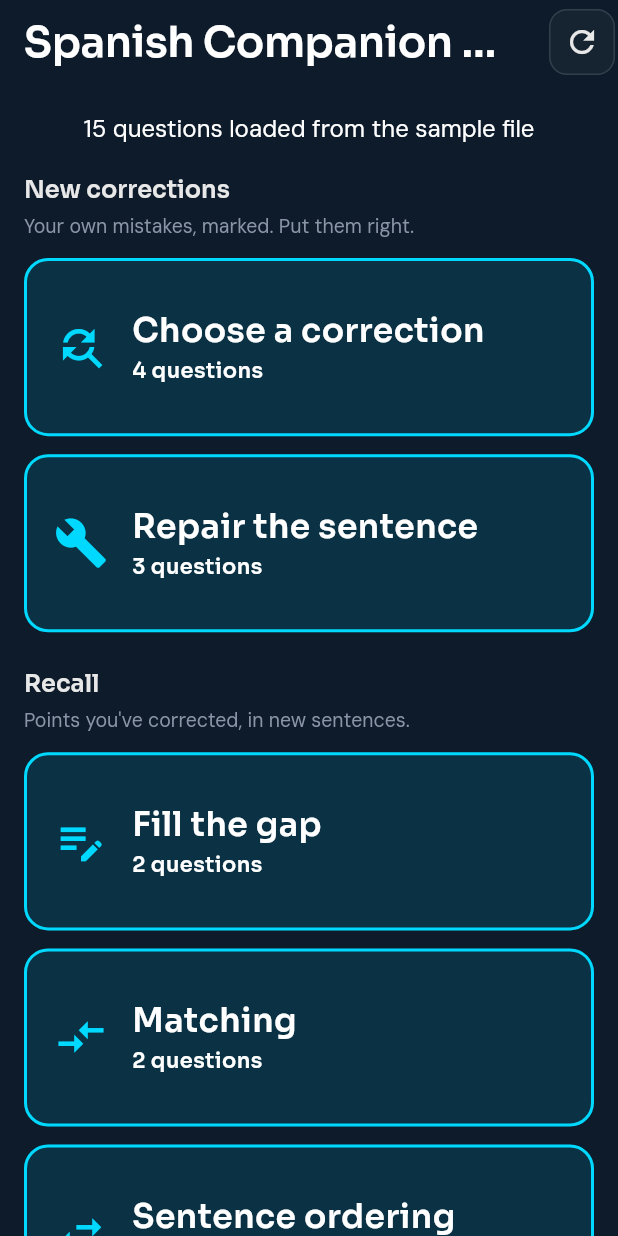
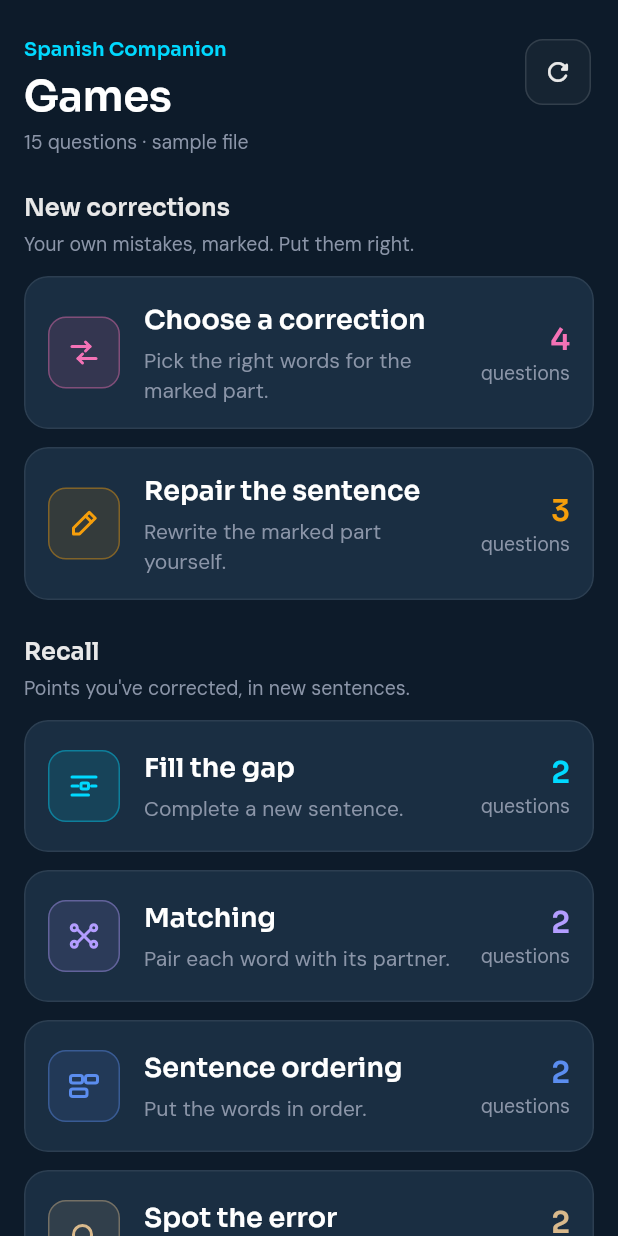
Before and after one commit to Thow76/spanish_companion_games, a Flutter app: the screen it shows after launch, on a phone screen of 412 x 824 dp. Run offline on Flutter 3.47's test engine with Material 3 defaults, Android fonts, the phone set to English and light mode, and no system bars; our stand-ins replace flutter_svg.

Commit message:
U4: Restyle the home screen to the UI spec
HomeFrame with HomeTopBar (reload in the top bar, source line from the
screen's sourceName), PhaseHeadings and GameCards; laptop 2-column grid per
group with 32 between groups; "Play →" pinned to the card bottom; loading,
error and skipped-question states on the theme; no debug banner. Home
widget tests updated to the new look; new home screenshots.

Co-Authored-By: Claude Opus 5.5 <noreply@anthropic.com>
Claude-Session: https://claude.ai/code/session_014GqDNMsYjTiAYspNeV9egF

```diff
--- a/lib/main.dart
+++ b/lib/main.dart
@@ -16,6 +16,7 @@ class SpanishGamesApp extends StatelessWidget {
   Widget build(BuildContext context) {
     return MaterialApp(
       title: 'Spanish Companion Games',
+      debugShowCheckedModeBanner: false,
       theme: appTheme(FormFactor.phone),
       // Type sizes depend on the screen size (UI spec section 3), so the
       // theme follows the current form factor.
--- a/lib/screens/home_screen.dart
+++ b/lib/screens/home_screen.dart
@@ -1,10 +1,13 @@
 /// Home screen: the six games in two groups by phase, "New corrections"
-/// (phase 1) and "Recall" (phase 2), one large button per game with the
-/// number of questions available for it, and a "Reload questions" button.
+/// (phase 1) and "Recall" (phase 2), one card per game with the number of
+/// questions available for it, and a reload button in the top bar.
 ///
 /// For now the questions come from the bundled sample file. B8 will replace
-/// the loader with the Drive file. The look (cards, top bar, source line)
-/// is U4's; this screen only does the grouping and the counts.
+/// the loader with the Drive file and pass its name as [HomeScreen.sourceName].
+///
+/// Look (U4, UI spec sections 5, 6 and 8): [HomeFrame] with [HomeTopBar],
+/// [PhaseHeading]s and [GameCard]s; phone one column, laptop a 2-column card
+/// grid per group with 32 between the groups.
 library;
 
 import 'package:flutter/material.dart';
@@ -12,7 +15,12 @@ import 'package:flutter/material.dart';
 import '../data/question_loader.dart';
 import '../models/question.dart';
 import '../models/question_parser.dart';
-import '../widgets/phase_heading.dart';
+import '../theme/app_colors.dart';
+import '../theme/app_layout.dart';
+import '../theme/app_spacing.dart';
+import '../theme/app_typography.dart';
+import '../theme/form_factor.dart';
+import '../widgets/widgets.dart';
 import 'choose_correction_screen.dart';
 import 'game_placeholder_screen.dart';
 
@@ -20,11 +28,22 @@ import 'game_placeholder_screen.dart';
 typedef QuestionSource = Future<ParsedQuestions> Function();
 
 class HomeScreen extends StatefulWidget {
-  const HomeScreen({super.key, this.source = loadQuestionsFromAsset});
+  const HomeScreen({
+    super.key,
+    this.source = loadQuestionsFromAsset,
+    this.sourceName = sampleSourceName,
+  });
 
   /// Where the questions come from. Defaults to the bundled sample file.
   /// Tests pass a fake here.
   final QuestionSource source;
+
+  /// Short name of where the questions come from, shown in the top bar's
+  /// source line ("9 questions · sample file"). B8 passes the Drive file's
+  /// name.
+  final String sourceName;
+
+  static const String sampleSourceName = 'sample file';
 
   @override
   State<HomeScreen> createState() => _HomeScreenState();
@@ -61,22 +80,11 @@ class _HomeScreenState extends State<HomeScreen> {
 
   @override
   Widget build(BuildContext context) {
-    return Scaffold(
-      appBar: AppBar(
-        title: const Text('Spanish Companion Games'),
-        actions: [
-          IconButton(
-            tooltip: 'Reload questions',
-            icon: const Icon(Icons.refresh),
-            onPressed: _reload,
-          ),
-        ],
-      ),
-      body: FutureBuilder<ParsedQuestions>(
+    return FutureBuilder<ParsedQuestions>(
       future: _future,
       builder: (context, snapshot) {
         if (snapshot.connectionState != ConnectionState.done) {
-            return const Center(child: CircularProgressIndicator());
+          return const _LoadingView();
         }
         if (snapshot.hasError) {
           return _ErrorView(
@@ -87,12 +95,18 @@ class _HomeScreenState extends State<HomeScreen> {
         final parsed = snapshot.data!;
         return _LoadedView(
           parsed: parsed,
+          sourceLine: _sourceLine(parsed.questions.length, widget.sourceName),
           onReload: _reload,
           onGameSelected: (game) => _openGame(game, parsed.forGame(game)),
         );
       },
-      ),
     );
+  }
+
+  /// "9 questions · sample file", "1 question · sample file".
+  static String _sourceLine(int total, String sourceName) {
+    final count = total == 1 ? '1 question' : '$total questions';
+    return '$count · $sourceName';
   }
 
   static String _describeError(Object error) {
@@ -104,182 +118,116 @@ class _HomeScreenState extends State<HomeScreen> {
 class _LoadedView extends StatelessWidget {
   const _LoadedView({
     required this.parsed,
+    required this.sourceLine,
     required this.onReload,
     required this.onGameSelected,
   });
 
   final ParsedQuestions parsed;
+  final String sourceLine;
   final VoidCallback onReload;
   final ValueChanged<GameType> onGameSelected;
 
   @override
   Widget build(BuildContext context) {
     final counts = parsed.countByGame;
-    final total = parsed.questions.length;
-    final textTheme = Theme.of(context).textTheme;
+    final laptop = FormFactor.of(context) == FormFactor.laptop;
 
-    return LayoutBuilder(
-      builder: (context, constraints) {
-        final twoColumns = constraints.maxWidth >= 600;
-        return SingleChildScrollView(
-          padding: const EdgeInsets.all(16),
-          child: Center(
-            child: ConstrainedBox(
-              constraints: const BoxConstraints(maxWidth: 720),
-              child: Column(
-                crossAxisAlignment: CrossAxisAlignment.stretch,
+    Widget group(QuestionPhase phase) => _GameGroup(
+      games: GameType.forPhase(phase),
+      counts: counts,
+      laptop: laptop,
+      onGameSelected: onGameSelected,
+    );
+
+    return HomeFrame(
+      topBar: HomeTopBar(source: sourceLine, onReload: onReload),
+      footer: HomeFrame.footerLine(context),
       children: [
-                  Text(
-                    total == 1
-                        ? '1 question loaded from the sample file'
-                        : '$total questions loaded from the sample file',
-                    style: textTheme.bodyLarge,
-                    textAlign: TextAlign.center,
-                  ),
         if (parsed.hasProblems) ...[
-                    const SizedBox(height: 8),
+          SizedBox(height: laptop ? AppSpacing.s24 : AppSpacing.s16),
           _ProblemsNotice(problems: parsed.problems),
         ],
         // Phase 1: Andrew's own sentences with the mistake marked.
         const PhaseHeading.newCorrections(),
-                  _GameGroup(
-                    games: GameType.forPhase(QuestionPhase.noticeAndCorrect),
-                    counts: counts,
-                    twoColumns: twoColumns,
-                    onGameSelected: onGameSelected,
-                  ),
+        group(QuestionPhase.noticeAndCorrect),
+        // Laptop: 32 between the groups (the heading brings 24 of it).
+        if (laptop)
+          const SizedBox(height: AppLayout.laptopGroupGap - AppSpacing.s24),
         // Phase 2: points already corrected, in new sentences.
         const PhaseHeading.recall(),
-                  _GameGroup(
-                    games: GameType.forPhase(QuestionPhase.recall),
-                    counts: counts,
-                    twoColumns: twoColumns,
-                    onGameSelected: onGameSelected,
-                  ),
-                  const SizedBox(height: 24),
-                  FilledButton.tonalIcon(
-                    onPressed: onReload,
-                    icon: const Icon(Icons.refresh),
-                    label: const Text('Reload questions'),
-                  ),
+        group(QuestionPhase.recall),
       ],
-              ),
-            ),
-          ),
-        );
-      },
     );
   }
 }
 
-/// The buttons of one phase group, in home order.
+/// The cards of one phase group, in home order: one column on phones, a
+/// 2-column grid on laptop (cards in a row share their height, so "Play →"
+/// lines up at the bottom).
 class _GameGroup extends StatelessWidget {
   const _GameGroup({
     required this.games,
     required this.counts,
-    required this.twoColumns,
+    required this.laptop,
     required this.onGameSelected,
   });
 
   final List<GameType> games;
   final Map<GameType, int> counts;
-  final bool twoColumns;
+  final bool laptop;
   final ValueChanged<GameType> onGameSelected;
 
   @override
   Widget build(BuildContext context) {
-    return GridView.count(
-      crossAxisCount: twoColumns ? 2 : 1,
-      shrinkWrap: true,
-      physics: const NeverScrollableScrollPhysics(),
-      mainAxisSpacing: 12,
-      crossAxisSpacing: 12,
-      childAspectRatio: twoColumns ? 2.2 : 3.2,
+    final cards = [
+      for (final game in games)
+        GameCard.forGame(
+          key: ValueKey('game-card-${game.jsonValue}'),
+          game: game.jsonValue,
+          count: counts[game] ?? 0,
+          onTap: (counts[game] ?? 0) > 0 ? () => onGameSelected(game) : null,
+        ),
+    ];
+
+    if (!laptop) {
+      return Column(
+        crossAxisAlignment: CrossAxisAlignment.stretch,
         children: [
-        for (final game in games)
-          _GameButton(
-            game: game,
-            count: counts[game] ?? 0,
-            onPressed: () => onGameSelected(game),
+          for (var i = 0; i < cards.length; i++) ...[
+            if (i > 0) const SizedBox(height: AppLayout.phoneCardGap),
+            cards[i],
+          ],
+        ],
+      );
+    }
+
+    return Column(
+      crossAxisAlignment: CrossAxisAlignment.stretch,
+      children: [
+        for (var i = 0; i < cards.length; i += 2) ...[
+          if (i > 0) const SizedBox(height: AppLayout.laptopCardGap),
+          IntrinsicHeight(
+            child: Row(
+              crossAxisAlignment: CrossAxisAlignment.stretch,
+              children: [
+                Expanded(child: cards[i]),
+                const SizedBox(width: AppLayout.laptopCardGap),
+                Expanded(
+                  child: i + 1 < cards.length
+                      ? cards[i + 1]
+                      : const SizedBox.shrink(),
                 ),
+              ],
+            ),
+          ),
+        ],
       ],
     );
   }
 }
 
-class _GameButton extends StatelessWidget {
-  const _GameButton({
-    required this.game,
-    required this.count,
-    required this.onPressed,
-  });
-
-  final GameType game;
-  final int count;
-  final VoidCallback onPressed;
-
-  @override
-  Widget build(BuildContext context) {
-    final enabled = count > 0;
-    final countText = switch (count) {
-      0 => 'No questions yet',
-      1 => '1 question',
-      _ => '$count questions',
-    };
-
-    // No colours on these styles: the button supplies its own foreground
-    // colour, which also greys the text out when the button is disabled.
-    return FilledButton(
-      onPressed: enabled ? onPressed : null,
-      style: FilledButton.styleFrom(
-        padding: const EdgeInsets.symmetric(horizontal: 20, vertical: 16),
-        shape: RoundedRectangleBorder(borderRadius: BorderRadius.circular(16)),
-      ),
-      child: Row(
-        children: [
-          Icon(_iconFor(game), size: 36),
-          const SizedBox(width: 16),
-          Expanded(
-            child: Column(
-              mainAxisAlignment: MainAxisAlignment.center,
-              crossAxisAlignment: CrossAxisAlignment.start,
-              children: [
-                Text(
-                  game.label,
-                  style: const TextStyle(
-                    fontSize: 22,
-                    fontWeight: FontWeight.w600,
-                  ),
-                ),
-                const SizedBox(height: 4),
-                Text(countText, style: const TextStyle(fontSize: 14)),
-              ],
-            ),
-          ),
-        ],
-      ),
-    );
-  }
-
-  // Stand-in icons until U4 restyles the home screen with the game SVGs.
-  static IconData _iconFor(GameType game) {
-    switch (game) {
-      case GameType.chooseCorrection:
-        return Icons.find_replace;
-      case GameType.repair:
-        return Icons.build;
-      case GameType.fillGap:
-        return Icons.edit_note;
-      case GameType.match:
-        return Icons.compare_arrows;
-      case GameType.order:
-        return Icons.swap_horiz;
-      case GameType.spotError:
-        return Icons.search;
-    }
-  }
-}
-
+/// Questions the parser skipped: a quiet card that opens to list them.
 class _ProblemsNotice extends StatelessWidget {
   const _ProblemsNotice({required this.problems});
 
@@ -287,26 +235,43 @@ class _ProblemsNotice extends StatelessWidget {
 
   @override
   Widget build(BuildContext context) {
-    final scheme = Theme.of(context).colorScheme;
+    final type = AppTypography.of(context);
     final n = problems.length;
-    return Card(
-      color: scheme.errorContainer,
+    return Material(
+      color: AppColors.surface,
+      shape: const RoundedRectangleBorder(
+        borderRadius: AppRadius.cardAll,
+        side: BorderSide(color: AppColors.hairline),
+      ),
+      clipBehavior: Clip.antiAlias,
       child: ExpansionTile(
-        leading: Icon(Icons.warning_amber, color: scheme.onErrorContainer),
+        shape: const Border(),
+        collapsedShape: const Border(),
+        iconColor: AppColors.textMuted,
+        collapsedIconColor: AppColors.textMuted,
+        leading: const Icon(
+          Icons.info_outline_rounded,
+          size: AppSizes.iconSmall,
+          color: AppColors.textMuted,
+        ),
         title: Text(
           n == 1
               ? '1 question was skipped because of a format problem'
               : '$n questions were skipped because of format problems',
-          style: TextStyle(color: scheme.onErrorContainer),
+          style: type.caption.copyWith(color: AppColors.textSecondary),
         ),
+        childrenPadding: const EdgeInsets.fromLTRB(
+          AppSpacing.s16,
+          0,
+          AppSpacing.s16,
+          AppSpacing.s16,
+        ),
+        expandedCrossAxisAlignment: CrossAxisAlignment.start,
         children: [
           for (final problem in problems)
-            ListTile(
-              dense: true,
-              title: Text(
-                problem.toString(),
-                style: TextStyle(color: scheme.onErrorContainer),
-              ),
+            Padding(
+              padding: const EdgeInsets.only(top: AppSpacing.s4),
+              child: Text(problem.toString(), style: type.caption),
             ),
         ],
       ),
@@ -314,36 +279,52 @@ class _ProblemsNotice extends StatelessWidget {
   }
 }
 
+/// While the file loads: the top bar (reload off) and a spinner.
+class _LoadingView extends StatelessWidget {
+  const _LoadingView();
+
+  static const String sourceLine = 'Loading questions…';
+
+  @override
+  Widget build(BuildContext context) {
+    return const HomeFrame(
+      topBar: HomeTopBar(source: sourceLine, onReload: null),
+      children: [
+        SizedBox(height: AppSpacing.s48),
+        Center(child: CircularProgressIndicator()),
+      ],
+    );
+  }
+}
+
+/// The file could not be read at all: the reason and a reload button.
 class _ErrorView extends StatelessWidget {
   const _ErrorView({required this.message, required this.onReload});
 
   final String message;
   final VoidCallback onReload;
 
+  static const String sourceLine = 'No questions loaded';
+
   @override
   Widget build(BuildContext context) {
-    return Center(
-      child: Padding(
-        padding: const EdgeInsets.all(24),
-        child: Column(
-          mainAxisSize: MainAxisSize.min,
+    final type = AppTypography.of(context);
+    return HomeFrame(
+      topBar: HomeTopBar(source: sourceLine, onReload: onReload),
       children: [
-            Icon(
-              Icons.error_outline,
-              size: 48,
-              color: Theme.of(context).colorScheme.error,
+        const SizedBox(height: AppSpacing.s48),
+        const Icon(
+          Icons.error_outline_rounded,
+          size: AppSizes.glyph,
+          color: AppColors.textMuted,
         ),
-            const SizedBox(height: 12),
-            Text(message, textAlign: TextAlign.center),
-            const SizedBox(height: 16),
-            FilledButton.icon(
-              onPressed: onReload,
-              icon: const Icon(Icons.refresh),
-              label: const Text('Reload questions'),
+        const SizedBox(height: AppSpacing.s12),
+        Text(message, style: type.body, textAlign: TextAlign.center),
+        const SizedBox(height: AppSpacing.s24),
+        Center(
+          child: PrimaryButton(label: 'Reload questions', onPressed: onReload),
         ),
       ],
-        ),
-      ),
     );
   }
 }
```
Also changed, not shown: lib/widgets/game_card.dart (+14 -4 lines), 2 other files. Lines whose indentation alone changed are shown as unchanged.
